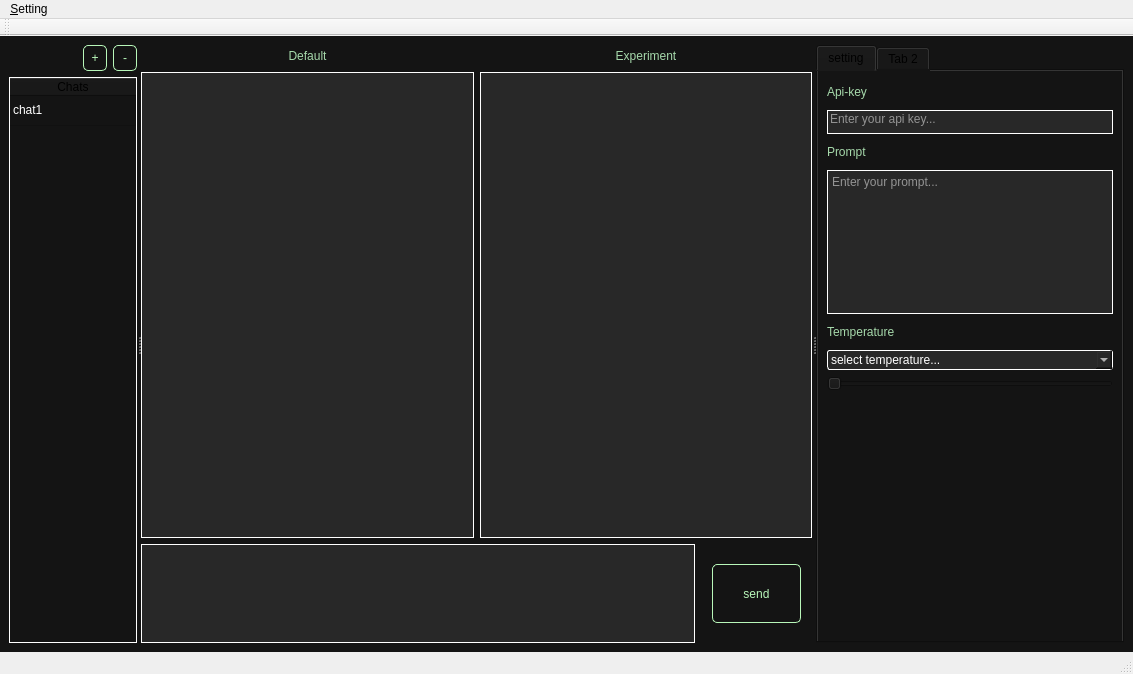
Qt form projects/pj3(LLM_compared_v1.0.1)/ui/mainwindow.ui (EagerBeaverLee/Vision_AI_RnD_team) before a commit.
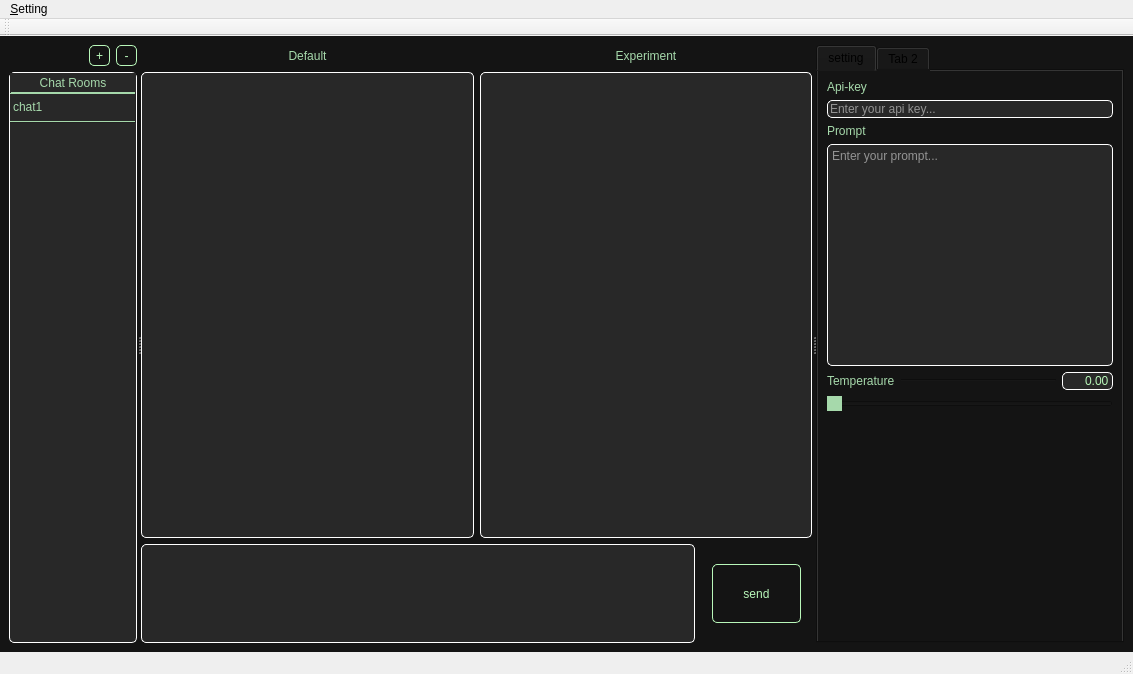
The same form after that commit.

Commit message: change temperature value to slider bar

What changed in the file:
```diff
--- a/projects/pj3(LLM_compared_v1.0.1)/ui/mainwindow.ui
+++ b/projects/pj3(LLM_compared_v1.0.1)/ui/mainwindow.ui
@@ -32,7 +32,7 @@
        <enum>Qt::Horizontal</enum>
       </property>
       <widget class="QWidget" name="layoutWidget">
-       <layout class="QVBoxLayout" name="verticalLayout_3" stretch="1,22">
+       <layout class="QVBoxLayout" name="verticalLayout_3" stretch="1,30">
         <item>
          <layout class="QHBoxLayout" name="horizontalLayout_2" stretch="5,1,1">
           <item>
@@ -58,8 +58,8 @@
             </property>
             <property name="minimumSize">
              <size>
-              <width>24</width>
-              <height>24</height>
+              <width>21</width>
+              <height>21</height>
              </size>
             </property>
             <property name="styleSheet">
@@ -95,8 +95,8 @@
             </property>
             <property name="minimumSize">
              <size>
-              <width>24</width>
-              <height>24</height>
+              <width>21</width>
+              <height>21</height>
              </size>
             </property>
             <property name="styleSheet">
@@ -140,16 +140,27 @@
           </property>
           <property name="styleSheet">
            <string notr="true">QTableWidget{
-	color: white;
-	border: 1px solid rgb(255,255,255);
+	color: rgb(166, 217, 171);
+	border: 1px solid white;
+	background-color: rgb(40, 40, 40);
+	border-radius: 5px;      /* (선택 사항) 모서리를 둥글게 */
 }
-QTableWidget:select{
-    color: white; /* 항목 텍스트 색상을 흰색으로 설정 */
-    selection-background-color: #558855; /* 항목 선택 시 배경색 */
-    selection-color: white; /* 선택된 항목의 글씨색 (흰색으로 유지) */
-    border: 1px solid white; /* 드롭다운 목록 테두리 (선택 사항) */
+QHeaderView::section{
+	background-color: rgb(40,40,40);
+	color: rgb(166, 217, 171);
+	border: 1px solid rgb(40,40,40); /* 드롭다운 목록 테두리 (선택 사항) */
+	border-bottom: 1px solid rgb(166, 217, 171);
 }
-QTableWidget:focus {
+QTableWidget::item{
+	border-top: 1px solid rgb(166, 217, 171);
+	border-bottom: 1px solid rgb(166, 217, 171);
+}
+QTableWidget::item:selected{
+    color: white;
+	background-color: rgb(0,70,0); /* 항목 선택 시 배경색 */
+    border: 1px solid rgb(166, 217, 171); /* 드롭다운 목록 테두리 (선택 사항) */
+}
+QTableWidget:focus {	/*테이블 선택시 테두리 색깔*/
     border: 1px solid rgb(184, 247, 185);
     outline: none;           /* 기본 포커스 아웃라인 제거 */
 }</string>
@@ -203,7 +214,7 @@
           </row>
           <column>
            <property name="text">
-            <string>Chats</string>
+            <string>Chat Rooms</string>
            </property>
            <property name="textAlignment">
             <set>AlignCenter</set>
@@ -235,6 +246,7 @@
 	color: white;
     background-color: rgb(40, 40, 40); /* 원하는 색상으로 변경 */
 	border: 1px solid rgb(255,255,255);
+	border-radius: 5px;      /* (선택 사항) 모서리를 둥글게 */
 }
 QTextEdit:focus {
     border: 1px solid rgb(184, 247, 185);
@@ -268,6 +280,7 @@
 	color: white;
     background-color: rgb(40, 40, 40); /* 원하는 색상으로 변경 */
 	border: 1px solid rgb(255,255,255);
+	border-radius: 5px;      /* (선택 사항) 모서리를 둥글게 */
 }
 QTextEdit:focus {
     border: 1px solid rgb(184, 247, 185);
@@ -329,6 +342,7 @@
 	color: white;
     background-color: rgb(40, 40, 40); /* 원하는 색상으로 변경 */
 	border: 1px solid rgb(255,255,255);
+	border-radius: 5px;      /* (선택 사항) 모서리를 둥글게 */
 }
 QPlainTextEdit:focus {
     border: 1px solid rgb(184, 247, 185);
@@ -454,7 +468,9 @@
         <attribute name="title">
          <string>setting</string>
         </attribute>
-        <layout class="QVBoxLayout" name="verticalLayout_2" stretch="1,1,1,6,1,2,0,10">
+        <layout class="QVBoxLayout" name="verticalLayout_4">
+         <item>
+          <layout class="QVBoxLayout" name="verticalLayout_2">
          <item>
           <widget class="QLabel" name="label_3">
            <property name="styleSheet">
@@ -480,6 +496,7 @@
 	color: white;
     background-color: rgb(40, 40, 40); /* 원하는 색상으로 변경 */
 	border: 1px solid rgb(255,255,255);
+	border-radius: 5px;      /* (선택 사항) 모서리를 둥글게 */
 }
 QLineEdit:focus {
     border: 1px solid rgb(184, 247, 185);
@@ -519,6 +536,7 @@
 	color: white;
     background-color: rgb(40, 40, 40); /* 원하는 색상으로 변경 */
 	border: 1px solid rgb(255,255,255);
+	border-radius: 5px;      /* (선택 사항) 모서리를 둥글게 */
 }
 QTextEdit:focus {
     border: 1px solid rgb(184, 247, 185);
@@ -531,6 +549,8 @@
           </widget>
          </item>
          <item>
+            <layout class="QHBoxLayout" name="horizontalLayout_4" stretch="1,3,1">
+             <item>
           <widget class="QLabel" name="label_5">
            <property name="styleSheet">
             <string notr="true">QLabel {
@@ -543,83 +563,67 @@
           </widget>
          </item>
          <item>
-          <widget class="QComboBox" name="temp_combo">
+              <widget class="Line" name="line">
+               <property name="orientation">
+                <enum>Qt::Horizontal</enum>
+               </property>
+              </widget>
+             </item>
+             <item>
+              <widget class="QLineEdit" name="temp_val">
+               <property name="minimumSize">
+                <size>
+                 <width>30</width>
+                 <height>0</height>
+                </size>
+               </property>
            <property name="styleSheet">
-            <string notr="true">QComboBox {
-	color: white;
-	background-color: rgb(40,40,40);
-    border: 1px solid white; /* 2px 두께의 흰색 실선 테두리 */
-    border-radius: 3px;      /* (선택 사항) 모서리를 둥글게 */
-    padding: 1px 18px 1px 3px; /* 텍스트와 드롭다운 버튼을 위한 패딩 */
-    min-width: 6em;          /* (선택 사항) 최소 너비 설정 */
+                <string notr="true">QLineEdit {
+	color: rgb(184, 247, 185);
+    background-color: rgb(40, 40, 40); /* 원하는 색상으로 변경 */
+	border: 1px solid rgb(255,255,255);
+	border-radius: 5px;      /* (선택 사항) 모서리를 둥글게 */
 }
-QComboBox QAbstractItemView {
-    color: white; /* 항목 텍스트 색상을 흰색으로 설정 */
-    background-color: #333333; /* 드롭다운 목록 배경색 (잘 보이도록 어둡게) */
-    selection-background-color: #558855; /* 항목 선택 시 배경색 */
-    selection-color: white; /* 선택된 항목의 글씨색 (흰색으로 유지) */
-    border: 1px solid white; /* 드롭다운 목록 테두리 (선택 사항) */
+QLineEdit:focus {
+    border: 1px solid rgb(184, 247, 185);
+    outline: none;           /* 기본 포커스 아웃라인 제거 */
 }</string>
            </property>
-           <item>
             <property name="text">
-             <string>select temperature...</string>
-            </property>
-           </item>
-           <item>
-            <property name="text">
-             <string>0.1</string>
-            </property>
-           </item>
-           <item>
-            <property name="text">
-             <string>0.2</string>
-            </property>
-           </item>
-           <item>
-            <property name="text">
-             <string>0.3</string>
-            </property>
-           </item>
-           <item>
-            <property name="text">
-             <string>0.4</string>
-            </property>
-           </item>
-           <item>
-            <property name="text">
-             <string>0.5</string>
-            </property>
-           </item>
-           <item>
-            <property name="text">
-             <string>0.6</string>
-            </property>
-           </item>
-           <item>
-            <property name="text">
-             <string>0.7</string>
-            </property>
-           </item>
-           <item>
-            <property name="text">
-             <string>0.8</string>
-            </property>
-           </item>
-           <item>
-            <property name="text">
-             <string>0.9</string>
-            </property>
-           </item>
-           <item>
-            <property name="text">
-             <string>1.0</string>
-            </property>
-           </item>
-          </widget>
+                <string>0.00</string>
+               </property>
+               <property name="alignment">
+                <set>Qt::AlignRight|Qt::AlignTrailing|Qt::AlignVCenter</set>
+               </property>
+              </widget>
+             </item>
+            </layout>
          </item>
          <item>
           <widget class="QSlider" name="temp_slider">
+             <property name="styleSheet">
+              <string notr="true">QSlider::handle:horizontal{
+	background: rgb(166, 217, 171);
+	width: 20px;
+	margin: -5px 0;
+	border-radius: 10px;
+}
+QSlider::handle:horizontal:hover{
+	background: rgb(100,170,100);
+}
+QSlider::handle:horizontal:pressed{
+	background: rgb(50,120,50);
+}</string>
+             </property>
+             <property name="maximum">
+              <number>100</number>
+             </property>
+             <property name="singleStep">
+              <number>1</number>
+             </property>
+             <property name="value">
+              <number>0</number>
+             </property>
            <property name="orientation">
             <enum>Qt::Horizontal</enum>
            </property>
@@ -639,6 +643,8 @@
           </spacer>
          </item>
         </layout>
+         </item>
+        </layout>
        </widget>
        <widget class="QWidget" name="tab_2">
         <attribute name="title">
```
Left out of the diff: 6 changed lines with no effect on the pictures. Lines whose indentation alone changed are shown as unchanged. The commit also changes 4 other files.
